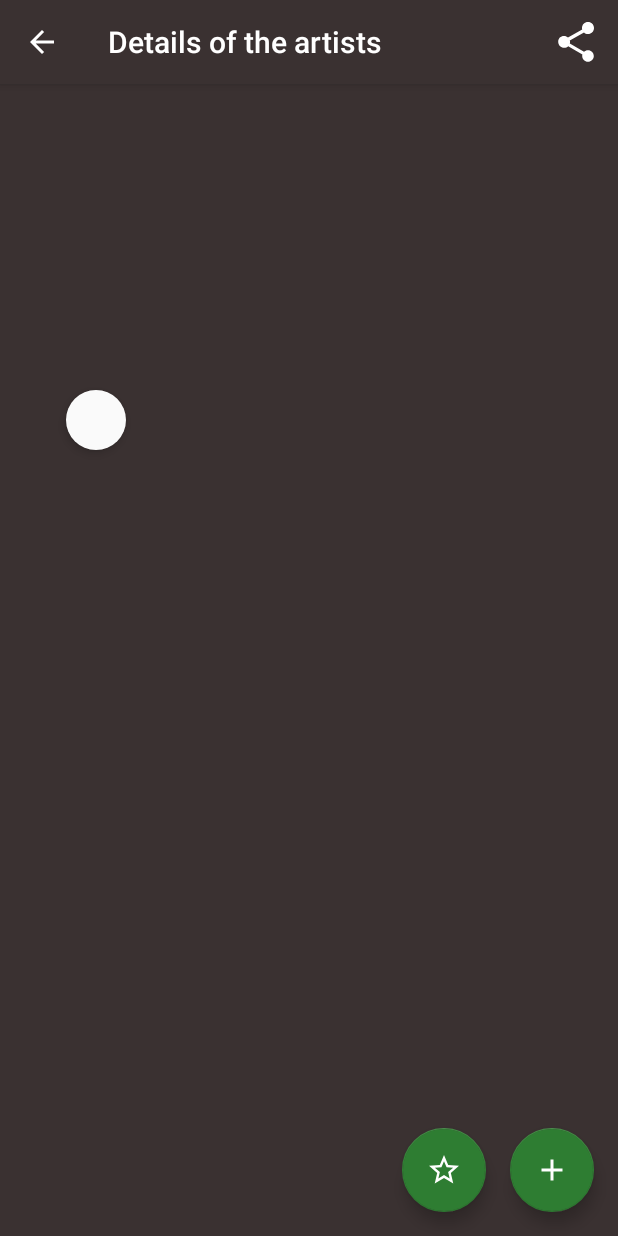
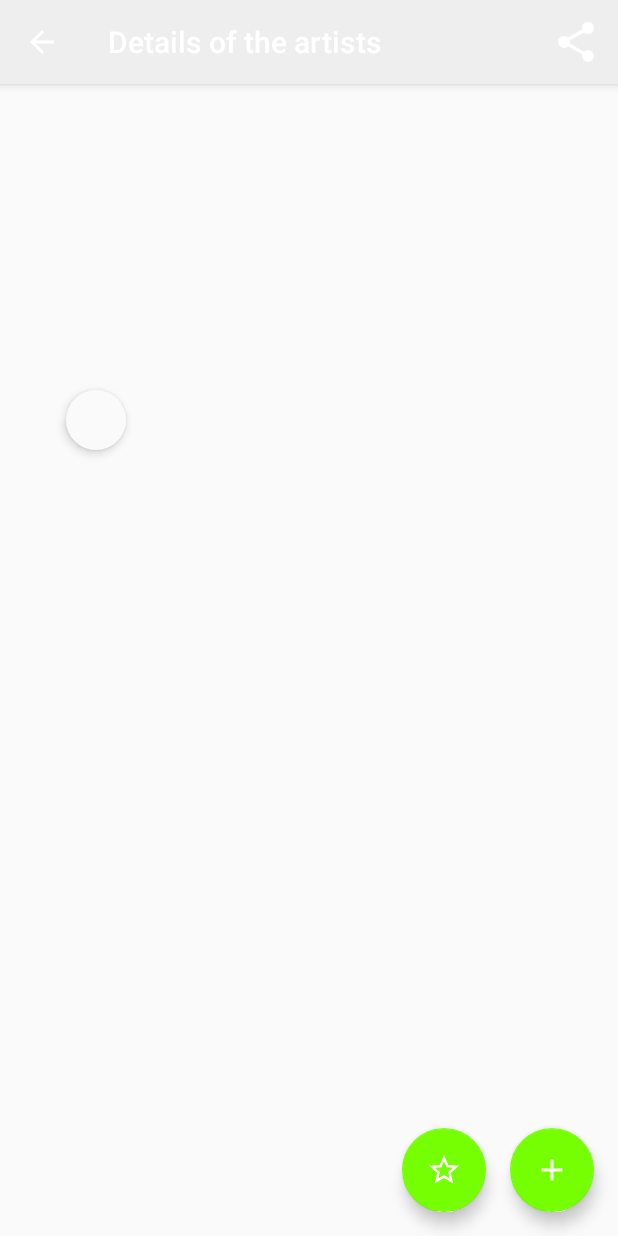
Before and after one commit to efefarias/ProjetoListaArtistas, an Android app: the DetalhePessoaActivity screen opened directly, with no data from a screen before it, on a phone screen of 412 x 824 dp. Run offline under Robolectric (Android 15) with nearby library versions, the phone set to English and light mode, and no system bars; our stand-ins replace ButterKnife, Picasso; libraries missing offline, so code that uses them is left out: org.parceler; pictures from the network do not load; 9 statements that could not run were skipped.

```diff
--- a/app/src/main/java/br/com/projeto/projetolistaartistas/DetalhePessoaFragment.java
+++ b/app/src/main/java/br/com/projeto/projetolistaartistas/DetalhePessoaFragment.java
@@ -174,7 +174,7 @@ public class DetalhePessoaFragment extends Fragment {
 
         alteraFavorito();
 
-        fabFavorito2.setBackgroundTintList(ColorStateList.valueOf(Color.parseColor("#2E7D32")));
+        //fabFavorito2.setBackgroundTintList(ColorStateList.valueOf(Color.parseColor("#2E7D32")));
 
         return view;
     }
@@ -184,8 +184,8 @@ public class DetalhePessoaFragment extends Fragment {
         Boolean favorito = pessoaDAO.isfavorito(pessoa);
 
         fabFavorito.setImageResource(favorito ? R.drawable.ic_remove : R.drawable.ic_add);
-        fabFavorito.setBackgroundTintList(favorito ? ColorStateList.valueOf(Color.parseColor("#C62828")) :
-                ColorStateList.valueOf(Color.parseColor("#2E7D32")));
+        //fabFavorito.setBackgroundTintList(favorito ? ColorStateList.valueOf(Color.parseColor("#C62828")) :
+        //        ColorStateList.valueOf(Color.parseColor("#2E7D32")));
     }
 
     @Override
--- a/app/src/main/res/layout/activity_detalhe_pessoa.xml
+++ b/app/src/main/res/layout/activity_detalhe_pessoa.xml
@@ -4,7 +4,7 @@
     android:id="@+id/detalhe_jogo"
     android:layout_width="match_parent"
     android:layout_height="match_parent"
-    android:background="#3a3131"
+    style="@style/AppTheme"
     tools:context="br.com.projeto.projetolistaartistas.DetalheJogoActivity">
 
 </FrameLayout>
--- a/app/src/main/res/layout/activity_pessoas.xml
+++ b/app/src/main/res/layout/activity_pessoas.xml
@@ -14,7 +14,6 @@
         android:id="@+id/linear_tema"
         android:layout_width="match_parent"
         android:layout_height="100dp"
-        android:background="@color/colorWhite"
         android:gravity="right">
 
     <android.support.design.widget.AppBarLayout
@@ -25,7 +24,6 @@
         <android.support.v7.widget.Toolbar
             android:id="@+id/toolbar"
             android:layout_width="match_parent"
-            app:titleTextColor="@color/colorWhite"
             android:titleTextAppearance="@color/colorAccent"
             app:subtitleTextColor="@color/colorAccent"
             android:layout_height="?actionBarSize" />
@@ -34,7 +32,6 @@
             android:id="@+id/tabLayout"
             android:layout_width="match_parent"
             android:layout_height="wrap_content"
-            app:tabTextColor="@color/colorWhite"
             android:layout_marginBottom="-17dp"
             app:tabMaxWidth="0dp"
             app:tabMode="fixed"
@@ -47,7 +44,6 @@
     <android.support.v4.view.ViewPager
         android:id="@+id/viewPager"
         android:layout_width="match_parent"
-        android:layout_height="match_parent"
-        android:background="#3a3131"/>
+        android:layout_height="match_parent"/>
 
 </LinearLayout>
--- a/app/src/main/res/layout/empty_list.xml
+++ b/app/src/main/res/layout/empty_list.xml
@@ -13,6 +13,5 @@
         android:text="@string/sem_conteudo"
         android:id="@+id/textView"
         android:layout_gravity="center_horizontal"
-        android:gravity="center"
-        android:textColor="#ffffff" />
+        android:gravity="center"/>
 </LinearLayout>
--- a/app/src/main/res/layout/fragment_detalhe_pessoa.xml
+++ b/app/src/main/res/layout/fragment_detalhe_pessoa.xml
@@ -4,7 +4,7 @@
     xmlns:app="http://schemas.android.com/apk/res-auto"
     android:layout_width="match_parent"
     android:layout_height="match_parent"
-    android:background="#3a3131">
+    >
 <FrameLayout
     xmlns:android="http://schemas.android.com/apk/res/android"
     xmlns:tools="http://schemas.android.com/tools"
@@ -12,7 +12,7 @@
     android:id="@+id/layout_conteudo"
     android:layout_width="match_parent"
     android:layout_height="match_parent"
-    android:background="#3a3131">
+    >
 
         <ScrollView
         xmlns:android="http://schemas.android.com/apk/res/android"
@@ -20,14 +20,13 @@
         xmlns:app="http://schemas.android.com/apk/res-auto"
         android:layout_width="match_parent"
         android:layout_height="match_parent"
-        android:background="#3a3131">
+        >
 
             <RelativeLayout
             xmlns:android="http://schemas.android.com/apk/res/android"
             xmlns:tools="http://schemas.android.com/tools"
             android:layout_width="match_parent"
             android:layout_height="match_parent"
-            android:background="#3a3131"
             tools:context="br.com.projeto.projetolistaartistas.DetalheJogoFragment"
             android:clickable="false">
 
@@ -56,7 +55,7 @@
         android:layout_marginTop="180dp"
         android:layout_marginLeft="8dp"
         android:layout_marginBottom="8dp"
-        android:background="#3a3131">
+        >
     <ListView
         android:layout_width="match_parent"
         android:layout_height="match_parent"
--- a/app/src/main/res/layout/fragment_lista_favorito.xml
+++ b/app/src/main/res/layout/fragment_lista_favorito.xml
@@ -2,8 +2,7 @@
     xmlns:tools="http://schemas.android.com/tools"
     android:layout_width="match_parent"
     android:layout_height="match_parent"
-    tools:context=".ListaPessoasFragment"
-    android:background="#3a3131">
+    tools:context=".ListaPessoasFragment">
 
     <include layout="@layout/empty_list"/>
 
--- a/app/src/main/res/layout/item_obra.xml
+++ b/app/src/main/res/layout/item_obra.xml
@@ -1,7 +1,6 @@
 <?xml version="1.0" encoding="utf-8"?>
 <RelativeLayout xmlns:android="http://schemas.android.com/apk/res/android"
-    android:layout_width="match_parent" android:layout_height="match_parent"
-    android:background="#3a3131">
+    android:layout_width="match_parent" android:layout_height="match_parent">
 
     <ImageView
         android:layout_marginTop="-10dp"
--- a/app/src/main/res/layout/item_obra_full.xml
+++ b/app/src/main/res/layout/item_obra_full.xml
@@ -1,8 +1,7 @@
 <?xml version="1.0" encoding="utf-8"?>
 <LinearLayout xmlns:android="http://schemas.android.com/apk/res/android"
     android:orientation="vertical" android:layout_width="match_parent"
-    android:layout_height="match_parent"
-    android:background="#3a3131">
+    android:layout_height="match_parent">
 
     <ImageView
         android:layout_width="wrap_content"
--- a/app/src/main/res/values/colors.xml
+++ b/app/src/main/res/values/colors.xml
@@ -1,8 +1,11 @@
 <?xml version="1.0" encoding="utf-8"?>
 <resources>
-    <color name="colorPrimary">#3a3131</color>
-    <color name="colorPrimaryDark">#3a3131</color>
+    <color name="colorPrimary">#EEEEEE</color>
+    <color name="colorPrimaryDark">#E0E0E0</color>
     <color name="colorAccent">#764c5a</color>
     <color name="colorWhite">#ffffff</color>
     <color name="colorBlack">#000000</color>
+
+    <color name="colorVerdeVivo">#76FF03</color>
+
 </resources>
--- a/app/src/main/res/values/styles.xml
+++ b/app/src/main/res/values/styles.xml
@@ -3,14 +3,14 @@
     <!-- Base application theme. -->
     <style name="AppTheme" parent="Theme.AppCompat.Light.DarkActionBar">
         <!-- Customize your theme here. -->
-        <item name="android:textColor">#ffffffff</item>
+        <item name="android:textColor">#000000</item>
         <item name="colorPrimary">@color/colorPrimary</item>
         <item name="colorPrimaryDark">@color/colorPrimaryDark</item>
-        <item name="colorAccent">@color/colorBlack</item>
+        <item name="colorAccent">@color/colorVerdeVivo</item>
     </style>
 
     <style name="AppTheme.NoTitle" parent="Theme.AppCompat.Light.NoActionBar">
-        <item name="android:textColor">#ffffffff</item>
+        <item name="android:textColor">#000000</item>
         <item name="android:windowActionBar">false</item>
         <item name="colorPrimary">@color/colorPrimary</item>
         <item name="colorPrimaryDark">@color/colorPrimaryDark</item>
@@ -20,7 +20,7 @@
     <style name="AppTheme.WidgetTheme" parent="Theme.AppCompat.Light.DarkActionBar">
         <item name="android:searchIcon">@drawable/ic_buscar_artista</item>
         <item name="android:closeIcon">@drawable/ic_fechar_busca</item>
-        <item name="android:textColor">#ffffffff</item>
+        <item name="android:textColor">#000000</item>
     </style>
 
 </resources>
```
Also changed, not shown: app/src/main/res/layout/fragment_lista_pessoas.xml (+3 -10 lines), app/src/main/res/layout/item_pessoa.xml (+8 -16 lines).
